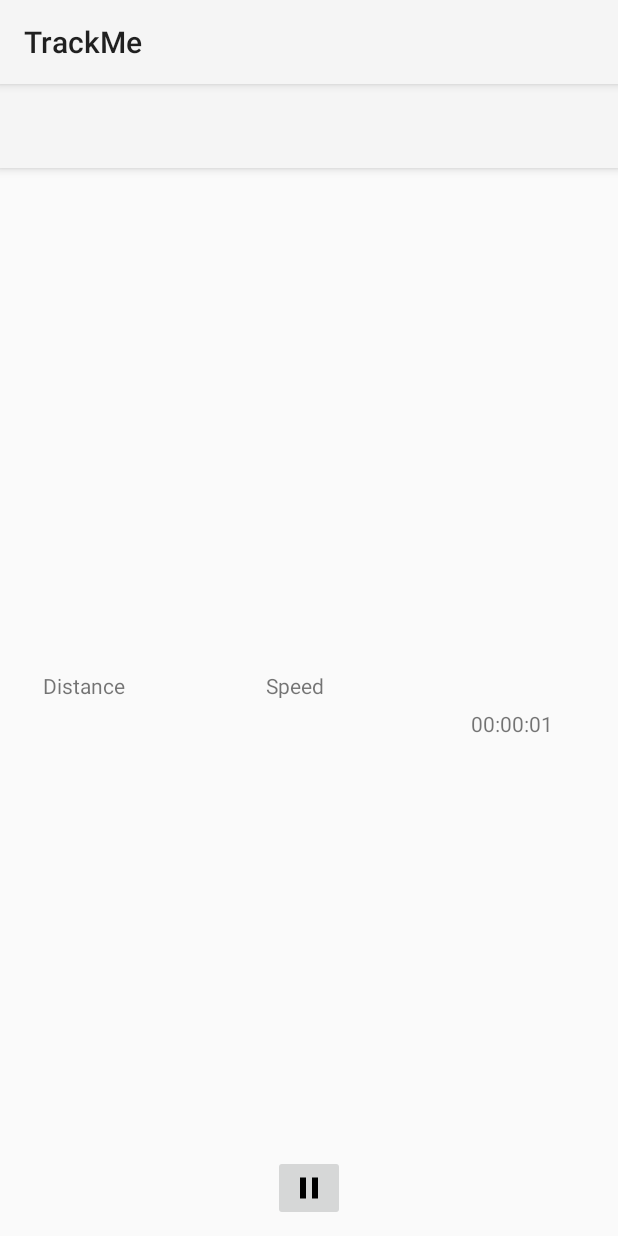
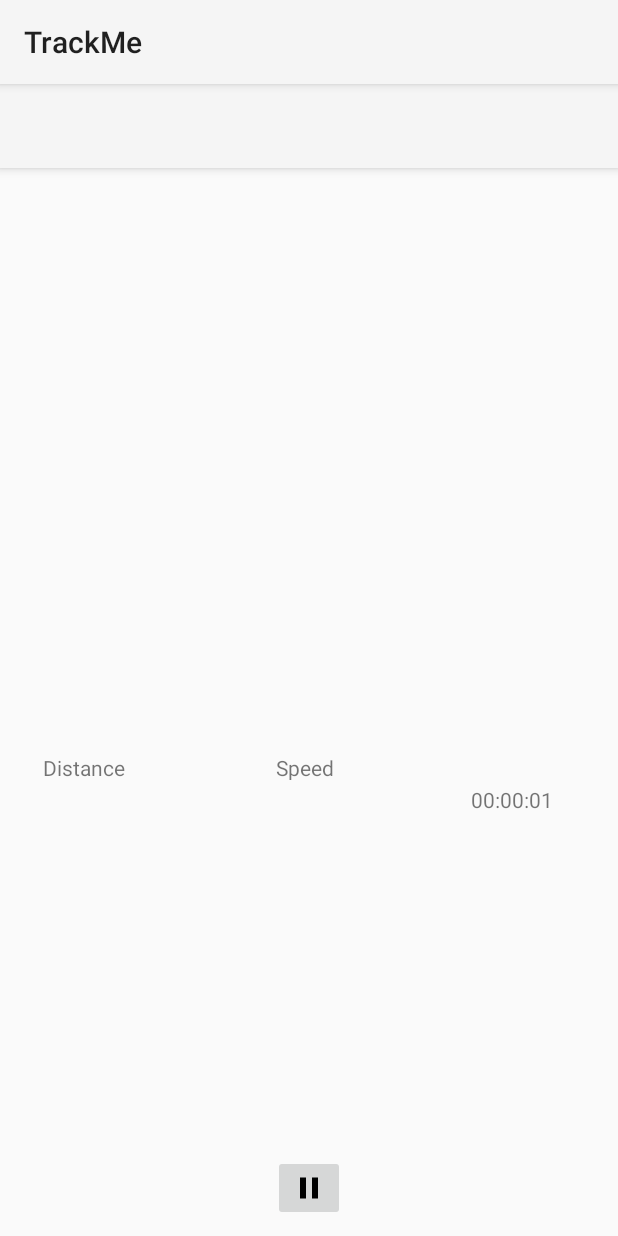
Before and after one commit to trungnghi4/TRACKME, an Android app: the screen it shows after launch (TrackingActivity), after a tap on an icon or button, on a phone screen of 412 x 824 dp. Run offline under Robolectric (Android 15) with nearby library versions, the phone set to English and light mode, and no system bars.

Commit message:
Show history sessions
- List out all workout sessions. User may have unlimited sessions in history, latest session is on the top of list
- Application is required to work smoothly while user scrolls down to view sessions in past
- Each session: Distance, Duration and Average Speed, Display Map Route
- Map Route : not yet displayed - use sample images

```diff
--- a/app/src/main/java/com/example/admin/trackme/views/MainActivity.java
+++ b/app/src/main/java/com/example/admin/trackme/views/MainActivity.java
@@ -1,22 +1,30 @@
 package com.example.admin.trackme.views;
 
 import android.Manifest;
+import android.content.Context;
 import android.content.DialogInterface;
 import android.content.Intent;
 import android.content.pm.PackageManager;
 import android.location.Location;
 import android.os.Build;
 import android.os.Bundle;
+import android.provider.ContactsContract;
 import android.support.annotation.NonNull;
 import android.support.annotation.Nullable;
 import android.support.design.widget.FloatingActionButton;
 import android.support.v4.app.ActivityCompat;
 import android.support.v7.app.AlertDialog;
 import android.support.v7.app.AppCompatActivity;
+import android.support.v7.widget.LinearLayoutManager;
+import android.support.v7.widget.RecyclerView;
 import android.view.View;
+import android.widget.ProgressBar;
 import android.widget.TextView;
 import android.widget.Toast;
 
+import com.example.admin.trackme.Adapter.SessionAdapter;
+import com.example.admin.trackme.Data.DatabaseHandler;
+import com.example.admin.trackme.model.Session;
 import com.google.android.gms.common.ConnectionResult;
 import com.google.android.gms.common.GoogleApiAvailability;
 import com.google.android.gms.common.api.GoogleApiClient;
@@ -25,14 +33,18 @@ import com.google.android.gms.location.LocationRequest;
 import com.google.android.gms.location.LocationServices;
 
 import java.util.ArrayList;
+import java.util.List;
+
 import com.example.admin.trackme.R;
 
 public class MainActivity extends AppCompatActivity
         implements GoogleApiClient.ConnectionCallbacks,
         GoogleApiClient.OnConnectionFailedListener, LocationListener{
-
+    RecyclerView recyclerView;
+    FloatingActionButton fab;
     private Location location;
     private TextView locationTv;
+    private ProgressBar progressBar;
     private GoogleApiClient googleApiClient;
     private static final int PLAY_SERVICES_RESOLUTION_REQUEST = 9000;
     private LocationRequest locationRequest;
@@ -44,14 +56,21 @@ public class MainActivity extends AppCompatActivity
     // integer for permissions results request
     private static final int ALL_PERMISSIONS_RESULT = 1011;
 
+    private List<Session> listSession = new ArrayList<>();
+    private SessionAdapter mAdapter;
+    Context mContext;
+    private DatabaseHandler db;
+
 
     @Override
     protected void onCreate(Bundle savedInstanceState) {
         super.onCreate(savedInstanceState);
         setContentView(R.layout.activity_main);
-        //locationTv = findViewById(R.id.location);
-
-        FloatingActionButton fab = findViewById(R.id.fabRecord);
+        mContext = this;
+        progressBar = (ProgressBar) findViewById(R.id.progressLoading);
+        db = new DatabaseHandler(mContext);
+        connectView();
+        fab = findViewById(R.id.fabRecord);
         fab.setOnClickListener(new View.OnClickListener() {
             @Override
             public void onClick(View v) {
@@ -60,6 +79,9 @@ public class MainActivity extends AppCompatActivity
 
             }
         });
+
+        //Hide and show FloatingActionButton when scroll
+        showHideWhenScroll();
         // we add permissions we need to request location of the users
         permissions.add(Manifest.permission.ACCESS_FINE_LOCATION);
         permissions.add(Manifest.permission.ACCESS_COARSE_LOCATION);
@@ -78,6 +100,50 @@ public class MainActivity extends AppCompatActivity
                 addApi(LocationServices.API).
                 addConnectionCallbacks(this).
                 addOnConnectionFailedListener(this).build();
+    }
+    private void connectView() {
+
+        recyclerView = (RecyclerView) findViewById(R.id.rvSession);
+
+        // If the size of views will not change as the data changes.
+        recyclerView.setHasFixedSize(true);
+
+        // Setting the LayoutManager.
+        RecyclerView.LayoutManager layoutManager = new LinearLayoutManager(this);
+        recyclerView.setLayoutManager(layoutManager);
+
+        // Setting the adapter.
+        mAdapter = new SessionAdapter(mContext, listSession);
+        recyclerView.setAdapter(mAdapter);
+        progressBar.setVisibility(View.GONE);
+    }
+
+    //
+    private void showHideWhenScroll() {
+        recyclerView.addOnScrollListener(new RecyclerView.OnScrollListener() {
+            @Override
+            public void onScrolled(RecyclerView recyclerView, int dx, int dy) {
+            super.onScrolled(recyclerView, dx, dy);
+            if (dy > 0 && fab.getVisibility() == View.VISIBLE) {
+                fab.hide();
+            } else if (dy < 0 && fab.getVisibility() != View.VISIBLE) {
+                fab.show();
+            }
+        }
+        });
+    }
+    private void updateListNote() {
+        // clear old list
+        listSession.clear();
+        // add all notes from database, reverse list
+        List<Session> sessions = db.getAllContacts();
+
+        // reverse list
+        for (int i = sessions.size() - 1; i >= 0; i--) {
+            listSession.add(sessions.get(i));
+        }
+
+        mAdapter.notifyDataSetChanged();
     }
 
     private ArrayList<String> permissionsToRequest(ArrayList<String> wantedPermissions) {
@@ -112,7 +178,7 @@ public class MainActivity extends AppCompatActivity
     @Override
     protected void onResume() {
         super.onResume();
-
+        updateListNote();
 //        if (!checkPlayServices()) {
 //            locationTv.setText("You need to install Google Play Services to use the App properly");
 //        }
--- a/app/src/main/res/layout/content_tracking.xml
+++ b/app/src/main/res/layout/content_tracking.xml
@@ -20,17 +20,16 @@
         android:id="@+id/mapView"
         android:name="com.google.android.gms.maps.SupportMapFragment"
         android:layout_width="match_parent"
-        android:layout_height="375dp"
+        android:layout_height="430dp"
         app:layout_constraintTop_toTopOf="parent"
         map:layout_constraintBottom_toTopOf="@+id/tvSpeedTitle"
-        tools:context="com.example.admin.trackme.views.Map" />
-
+        />
     <TextView
         android:id="@+id/tvSpeed"
         android:layout_width="wrap_content"
         android:layout_height="wrap_content"
         android:layout_marginStart="8dp"
-        android:layout_marginTop="24dp"
+        android:layout_marginTop="8dp"
         android:layout_marginEnd="8dp"
         app:layout_constraintEnd_toStartOf="@+id/guideline2"
         app:layout_constraintHorizontal_bias="0.556"
@@ -48,21 +47,20 @@
         android:text="@string/speed"
         app:layout_constraintBottom_toTopOf="@+id/tvSpeed"
         app:layout_constraintEnd_toStartOf="@+id/guideline2"
-        app:layout_constraintHorizontal_bias="0.5"
+        app:layout_constraintHorizontal_bias="0.557"
         app:layout_constraintStart_toStartOf="@+id/guideline1"
         app:layout_constraintTop_toBottomOf="@+id/mapView" />
 
     <TextView
         android:id="@+id/tvDistanceTitle"
         android:layout_width="wrap_content"
-        android:layout_height="18dp"
+        android:layout_height="wrap_content"
         android:layout_marginStart="8dp"
         android:layout_marginTop="16dp"
         android:layout_marginEnd="8dp"
         android:text="@string/distance"
         app:layout_constraintBottom_toTopOf="@+id/tvDistance"
         app:layout_constraintEnd_toStartOf="@+id/guideline1"
-        app:layout_constraintHorizontal_bias="0.5"
         app:layout_constraintStart_toStartOf="parent"
         app:layout_constraintTop_toBottomOf="@+id/mapView" />
 
@@ -71,14 +69,13 @@
         android:layout_width="wrap_content"
         android:layout_height="wrap_content"
         android:layout_marginStart="8dp"
-        android:layout_marginTop="20dp"
+        android:layout_marginTop="8dp"
         android:layout_marginEnd="8dp"
         app:layout_constraintEnd_toStartOf="@+id/guideline1"
-        app:layout_constraintHorizontal_bias="0.489"
+        app:layout_constraintHorizontal_bias="0.51"
         app:layout_constraintStart_toStartOf="parent"
         app:layout_constraintTop_toBottomOf="@+id/tvDistanceTitle"
-        tools:text="11 km"
-        />
+        tools:text="11 km" />
 
     <TextView
         android:id="@+id/tvTime"
--- a/app/src/main/res/layout/session_item.xml
+++ b/app/src/main/res/layout/session_item.xml
@@ -20,7 +20,7 @@
             <!--app:mapType="none" />-->
         <ImageView
             android:id="@+id/imageMapView"
-            android:background="@color/colorAccent"
+            android:src="@drawable/imagemain"
             android:layout_width="match_parent"
             android:layout_height="@dimen/item_map_height" />
 
@@ -37,12 +37,12 @@
 
         <TextView
             android:id="@+id/tvDistanceTitle"
+            android:text="@string/distance"
             android:layout_width="wrap_content"
             android:layout_height="wrap_content"
             app:layout_constraintEnd_toStartOf="@+id/guideline1"
             app:layout_constraintStart_toStartOf="parent"
             app:layout_constraintTop_toBottomOf="@+id/tvDistance" />
-
 
         <android.support.constraint.Guideline
             android:id="@+id/guideline1"
```
Also changed, not shown: app/src/main/java/com/example/admin/trackme/Adapter/SessionAdapter.java (renamed from app/src/main/java/com/example/admin/trackme/views/AdapterSession.java, +9 -8 lines), app/src/main/java/com/example/admin/trackme/views/TrackingActivity.java (+71 -29 lines), app/src/main/res/drawable-v24/imagemain.png (added).
